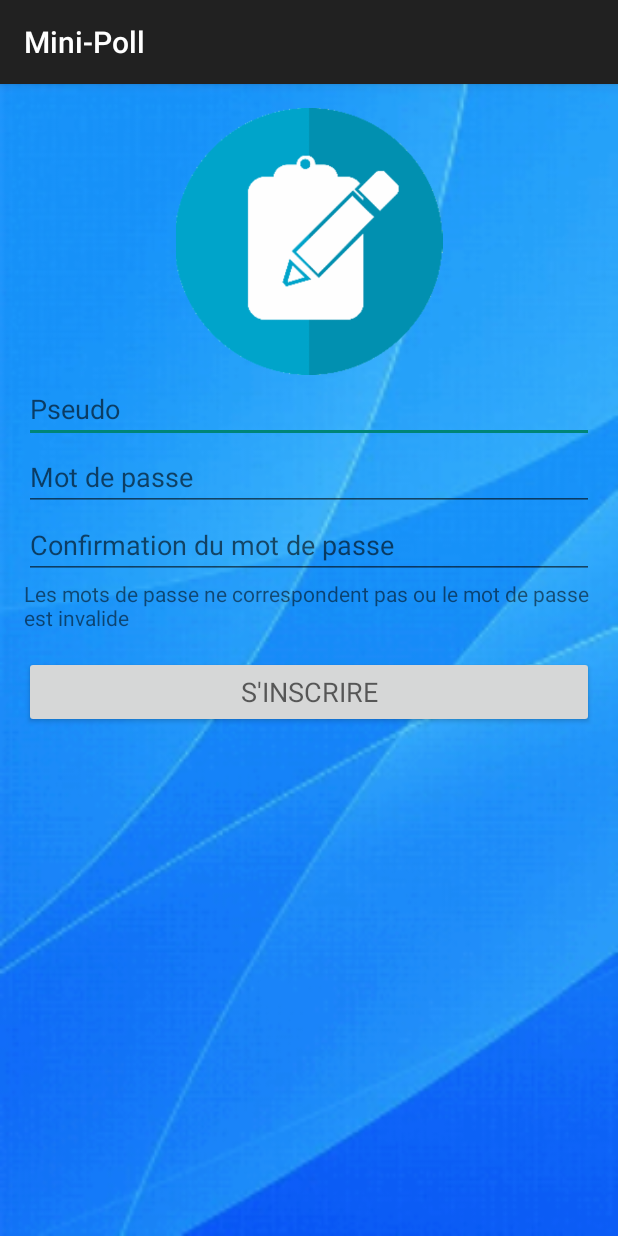
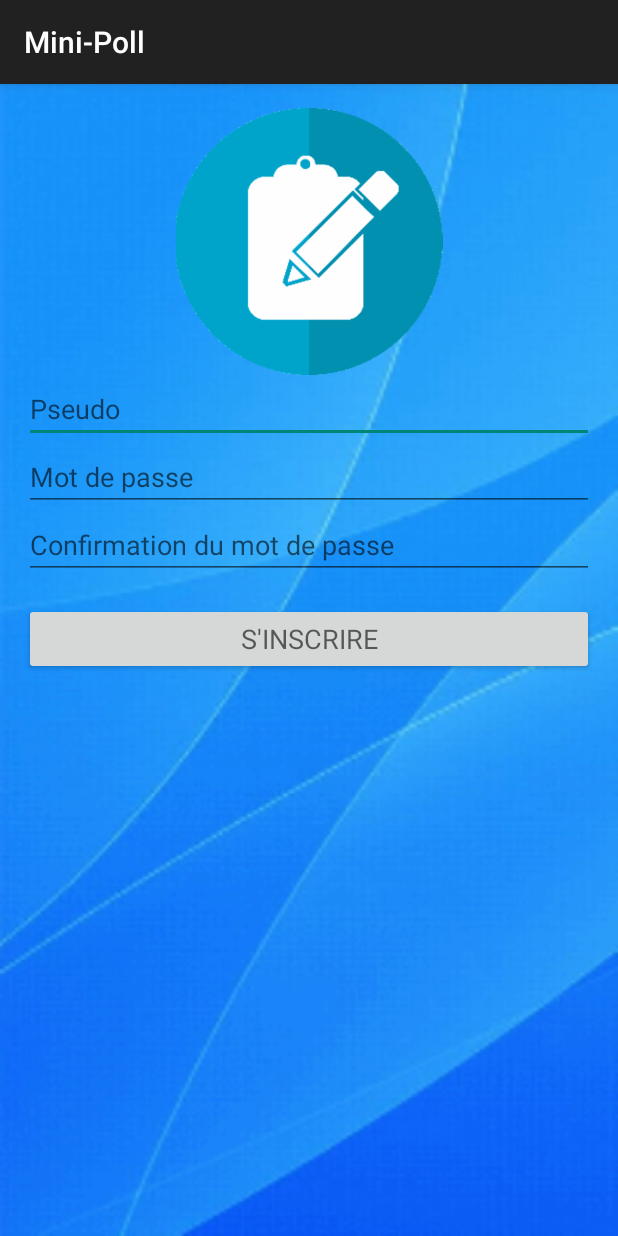
Before and after one commit to Hyedryn/minipoll, an Android app: the screen it shows after launch (RegisterActivity), after a tap on an icon or button, on a phone screen of 412 x 824 dp. Run offline under Robolectric (Android 15) with nearby library versions, the phone set to English and light mode, and no system bars; 1 other tap on this screen came first.

Commit message:
Implémentation de registerActivity

```diff
--- a/app/src/main/res/layout/activity_register.xml
+++ b/app/src/main/res/layout/activity_register.xml
@@ -71,13 +71,6 @@ android:orientation="vertical">
                 android:singleLine="true" />
 
 
-        <TextView
-            android:id="@+id/textView3"
-            android:layout_width="match_parent"
-            android:layout_height="wrap_content"
-            android:text="@string/error_invalid_password"
-            android:visibility="visible" />
-
         <Button
             android:id="@+id/register"
             style="@style/TextAppearance.AppCompat.Medium"
--- a/app/src/main/res/values/strings.xml
+++ b/app/src/main/res/values/strings.xml
@@ -9,10 +9,10 @@
     <string name="action_sign_in">Se connecter</string>
     <string name="action_sign_in_short">Login</string>
     <string name="error_invalid_email">L\'adresse mail est invalide</string>
-    <string name="error_incorrect_password">This password is incorrect</string>
-    <string name="error_invalid_password">Les mots de passe ne correspondent pas ou le mot de passe est invalide</string>
+    <string name="error_notmatching_password">Les mots de passe ne correspondent pas.</string>
+    <string name="error_invalid_password">Le mot de passe est invalide</string>
     <string name="error_incorrect_credential">Le mot de passe ou l\'identifiant est incorrect.</string>
-    <string name="error_field_required">This field is required</string>
+    <string name="error_field_required">Tout les champs requis n\'ont pas été complété</string>
     <string name="permission_rationale">"Contacts permissions are needed for providing email
         completions."
     </string>
@@ -67,6 +67,7 @@
     <string name="nom">Nom</string>
     <string name="main_image">Main Image</string>
     <string name="image_border">Image Border</string>
+    <string name="error_id_already_exist">L\'identifiant utilisé existe déjà.</string>
 
 
 </resources>
```
Also changed, not shown: app/src/main/java/be/lsinf1225/g16/mini_poll/activity/ConnexionActivity.java (+8 -9 lines), app/src/main/java/be/lsinf1225/g16/mini_poll/activity/RegisterActivity.java (+64 -3 lines), app/src/main/java/be/lsinf1225/g16/mini_poll/model/Utilisateur.java (+7 -0 lines).
